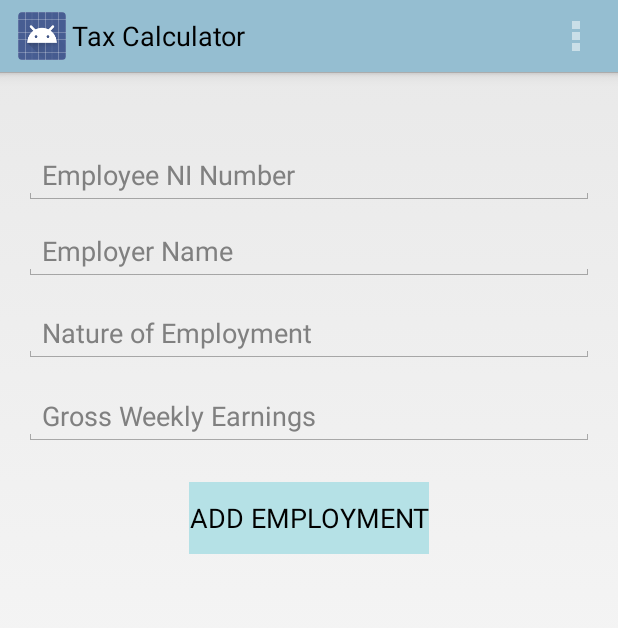
After one commit to pretty0404/CalculateNIC, an Android app: the AddEmployment screen opened directly, with no data from a screen before it, on a phone screen of 412 x 824 dp. The commit adds this screen. Shown: the top 628 px of the screen. Run offline under Robolectric (Android 15) with nearby library versions, the phone set to English and light mode, and no system bars.

Commit message:
need to start FR3

```diff
--- a/app/src/main/AndroidManifest.xml
+++ b/app/src/main/AndroidManifest.xml
@@ -24,7 +24,9 @@
             android:value="@integer/google_play_services_version" />
 
         <activity android:name=".AddEmployee" />
-        <activity android:name=".ViewEmployees"></activity>
+        <activity android:name=".ViewEmployees" />
+        <activity android:name=".AddEmployment" />
+        <activity android:name=".ViewEmployments"></activity>
     </application>
 
 </manifest>
--- /dev/null
+++ b/app/src/main/java/testapp/example/com/calculatenic/AddEmployment.java
@@ -0,0 +1,78 @@
+package testapp.example.com.calculatenic;
+
+import android.app.Activity;
+import android.content.Intent;
+import android.support.v7.app.AppCompatActivity;
+import android.os.Bundle;
+import android.view.Menu;
+import android.view.MenuItem;
+import android.view.View;
+import android.widget.Button;
+import android.widget.EditText;
+import android.widget.Toast;
+
+public class AddEmployment extends Activity {
+
+    EmployeeDAO empDAO;
+    EditText employeeNI;
+    EditText employer;
+    EditText nature;
+    EditText earnings;
+    Button addEmployment;
+
+    @Override
+    protected void onCreate(Bundle savedInstanceState) {
+        super.onCreate(savedInstanceState);
+        setContentView(R.layout.activity_add_employment);
+    }
+
+    @Override
+    protected void onResume(){
+        super.onResume();
+        empDAO = new EmployeeDAO(this);
+        empDAO.open();
+        findViews();
+        setListeners();
+    }
+
+    public void findViews(){
+        addEmployment = (Button) findViewById(R.id.addemptbtn);
+        employeeNI = (EditText) findViewById(R.id.employeenumber);
+        employer = (EditText) findViewById(R.id.employerfield);
+        nature = (EditText) findViewById(R.id.nature);
+        earnings = (EditText) findViewById(R.id.earnings);
+    }
+
+    public void setListeners(){
+        addEmployment.setOnClickListener(new View.OnClickListener() {
+            @Override
+            public void onClick(View v) {
+                if(empDAO.addEmployment(employeeNI.getText().toString(), employer.getText().toString(), nature.getText().toString(), Double.parseDouble(earnings.getText().toString()))){
+                    Toast.makeText(AddEmployment.this, "Employment Added Successfully", Toast.LENGTH_LONG).show();
+                }
+                else{
+                    Toast.makeText(AddEmployment.this, "Employment NOT added", Toast.LENGTH_LONG).show();
+                }
+            }
+        });
+    }
+
+    @Override
+    public boolean onCreateOptionsMenu(Menu menu) {
+        getMenuInflater().inflate(R.menu.menu_add_employment, menu);
+        return true;
+    }
+
+    @Override
+    public boolean onOptionsItemSelected(MenuItem item) {
+        int id = item.getItemId();
+
+        if (id == R.id.menu_item_go_home) {
+            Intent intent = new Intent(this, MainActivity.class);
+            startActivity(intent);
+        }
+
+        return super.onOptionsItemSelected(item);
+    }
+
+}
--- a/app/src/main/java/testapp/example/com/calculatenic/EmployeeDB.java
+++ b/app/src/main/java/testapp/example/com/calculatenic/EmployeeDB.java
@@ -10,12 +10,17 @@ import android.database.sqlite.SQLiteOpenHelper;
 
 public class EmployeeDB extends SQLiteOpenHelper {
 
-    private static final int DATABASE_VERSION = 4;
+    private static final int DATABASE_VERSION = 5;
     private static final String type = "text";
     private static final String comma = ",";
+    public static final String EMP_KEY = "EMP_KEY";
     public static final String DATABASE_NAME = "employees.db";
     private static final String CREATE_EMPLOYEES = "CREATE TABLE EMPLOYEESTABLE (first_name TEXT, last_name TEXT, ni_number TEXT);";// + EmployeeContract.table_name_employee + " (" + EmployeeContract.column_first_name + type  + comma + EmployeeContract.column_last_name + type + comma + EmployeeContract.column_ni_number + type + ")";
     private static final String DELETE_EMPLOYEES = "DROP TABLE IF EXISTS " + EmployeeContract.table_name_employee;
+    private static final String CREATE_EMPLOYMENTS = "CREATE TABLE EMPLOYMENTTABLE (employee TEXT, employer TEXT, nature TEXT, earnings TEXT);";
+    private static final String DELETE_EMPLOYMENTS = "DROP TABLE IF EXISTS " + EmploymentContract.TABLE_NAME_EMPLOYMENT;
+
+
 
     public EmployeeDB(Context context) {
         super(context, DATABASE_NAME, null, DATABASE_VERSION);
@@ -24,11 +29,13 @@ public class EmployeeDB extends SQLiteOpenHelper {
     @Override
     public void onCreate(SQLiteDatabase db) {
         db.execSQL(CREATE_EMPLOYEES);//create all employees
+        db.execSQL(CREATE_EMPLOYMENTS);
     }
 
     @Override
     public void onUpgrade(SQLiteDatabase db, int oldVersion, int newVersion) {
         db.execSQL(DELETE_EMPLOYEES);//delete all employees
+        db.execSQL(DELETE_EMPLOYMENTS);
         onCreate(db);
     }
 
--- /dev/null
+++ b/app/src/main/res/layout/activity_add_employment.xml
@@ -0,0 +1,67 @@
+<?xml version="1.0" encoding="utf-8"?>
+<RelativeLayout xmlns:android="http://schemas.android.com/apk/res/android"
+    xmlns:tools="http://schemas.android.com/tools"
+    android:id="@+id/activity_add_employment"
+    android:layout_width="match_parent"
+    android:layout_height="match_parent"
+    android:paddingBottom="@dimen/activity_vertical_margin"
+    android:paddingLeft="@dimen/activity_horizontal_margin"
+    android:paddingRight="@dimen/activity_horizontal_margin"
+    android:paddingTop="@dimen/activity_vertical_margin"
+    tools:context="testapp.example.com.calculatenic.AddEmployment">
+
+    <EditText
+        android:layout_width="match_parent"
+        android:layout_height="wrap_content"
+        android:inputType="text"
+        android:ems="10"
+        android:layout_marginTop="15dp"
+        android:id="@+id/nature"
+        android:hint="Nature of Employment"
+        android:layout_below="@+id/employerfield"
+        android:layout_alignParentStart="true" />
+
+    <EditText
+        android:layout_width="match_parent"
+        android:layout_height="wrap_content"
+        android:ems="10"
+        android:layout_below="@+id/nature"
+        android:layout_alignParentStart="true"
+        android:layout_marginTop="16dp"
+        android:id="@+id/earnings"
+        android:inputType="numberDecimal"
+        android:hint="Gross Weekly Earnings" />
+
+    <EditText
+        android:layout_width="match_parent"
+        android:layout_height="wrap_content"
+        android:id="@+id/employeenumber"
+        android:hint="Employee NI Number"
+        android:inputType="text"
+        android:layout_marginTop="33dp"
+        android:layout_alignParentTop="true"
+        android:layout_alignParentStart="true" />
+
+    <EditText
+        android:layout_width="match_parent"
+        android:layout_height="wrap_content"
+        android:inputType="text"
+        android:ems="10"
+        android:layout_marginTop="11dp"
+        android:id="@+id/employerfield"
+        android:hint="Employer Name"
+        android:layout_below="@+id/employeenumber"
+        android:layout_alignParentStart="true" />
+
+    <Button
+        android:text="ADD EMPLOYMENT"
+        android:layout_width="wrap_content"
+        android:layout_height="wrap_content"
+        android:layout_marginTop="24dp"
+        android:id="@+id/addemptbtn"
+        android:background="@color/buttons"
+        android:layout_below="@+id/earnings"
+        android:layout_centerHorizontal="true" />
+
+
+</RelativeLayout>
--- /dev/null
+++ b/app/src/main/res/menu/menu_add_employment.xml
@@ -0,0 +1,10 @@
+<?xml version="1.0" encoding="utf-8"?>
+<menu xmlns:android="http://schemas.android.com/apk/res/android"
+    xmlns:app="http://schemas.android.com/apk/res-auto">
+
+    <item android:id="@+id/menu_item_go_home"
+        android:icon="@drawable/ic_home_white_24dp"
+        android:title="HOME"
+        app:showAsAction="always"/>
+
+</menu>
```
Also changed, not shown: app/src/main/java/testapp/example/com/calculatenic/EmployeeDAO.java (+40 -0 lines), app/src/main/java/testapp/example/com/calculatenic/Employment.java (added, +40 -0 lines), app/src/main/java/testapp/example/com/calculatenic/EmploymentContract.java (added, +22 -0 lines), app/src/main/java/testapp/example/com/calculatenic/MainActivity.java (+14 -0 lines), app/src/main/java/testapp/example/com/calculatenic/ViewEmployees.java (+16 -4 lines), app/src/main/java/testapp/example/com/calculatenic/ViewEmployments.java (added, +62 -0 lines), app/src/main/res/layout/activity_view_employments.xml (added, +21 -0 lines), app/src/main/res/menu/menu_view_employments.xml (added, +10 -0 lines).
